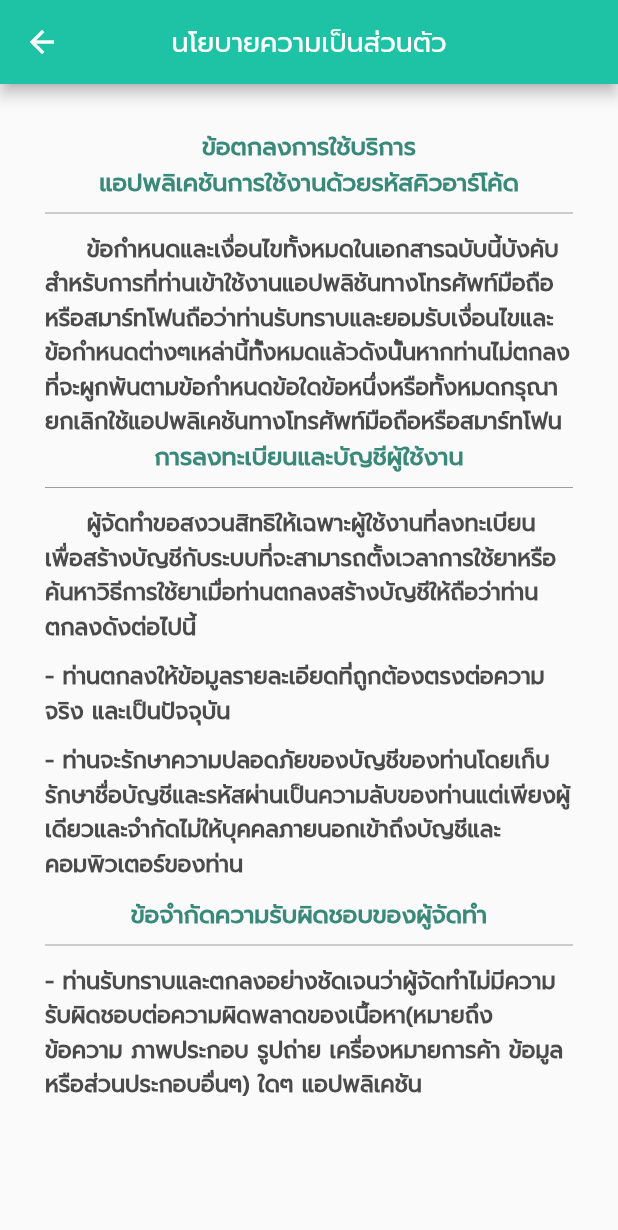
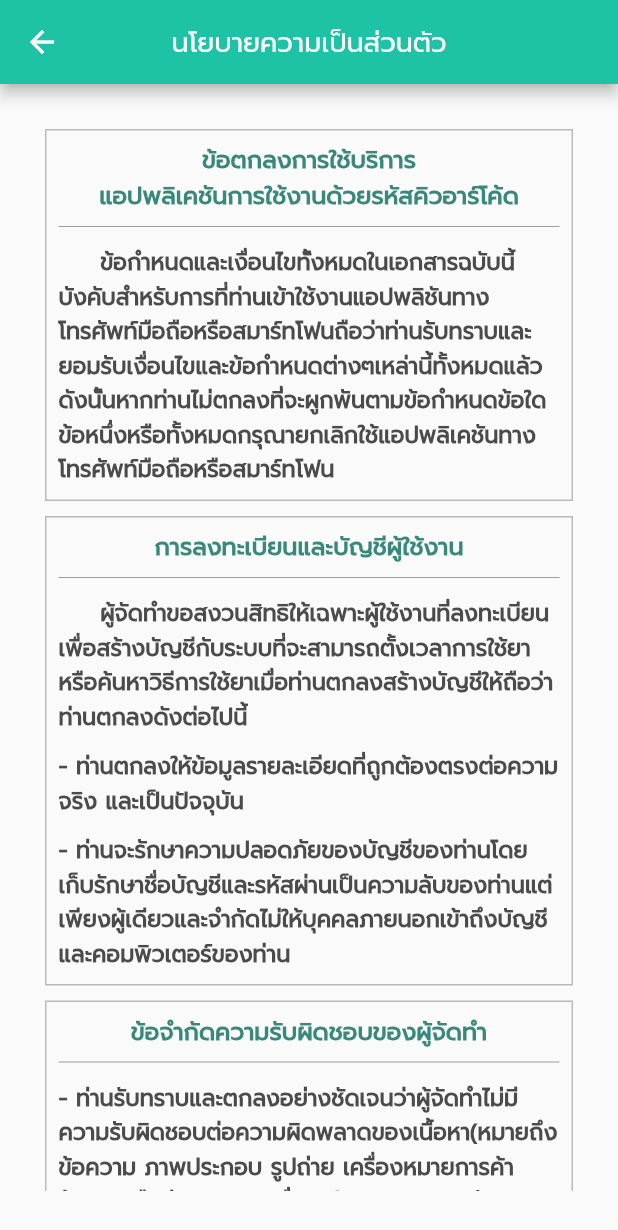
Before and after one commit to naemsupawatt/Project-Flutter, a Flutter app: the PagePolicy screen opened directly, on a phone screen of 412 x 824 dp. Shown: the top 1230 px of the screen. Run offline on Flutter 3.47's test engine with Material 2 defaults, Android fonts, the phone set to English and light mode, and no system bars; our stand-ins replace cloud_firestore, firebase_auth, firebase_core, firebase_storage, form_field_validator, google_sign_in and 1 more; missing offline and left inert: scan; accounts and stored records are empty.

Commit message:
Update-24-3-2565

```diff
--- a/basicflutter/lib/page_detail.dart
+++ b/basicflutter/lib/page_detail.dart
@@ -19,7 +19,7 @@ class _PageDetailState extends State<PageDetail> {
       appBar: AppBar(
         centerTitle: true,
         title: Text(
-          "รายละเอียด",
+          "รายละเอียดยา",
           style: TextStyle(
             fontFamily: 'Prompt',
             fontSize: 18,
--- a/basicflutter/lib/page_policy.dart
+++ b/basicflutter/lib/page_policy.dart
@@ -25,6 +25,13 @@ class PagePolicyState extends State<PagePolicy> {
         body: Padding(
           padding: const EdgeInsets.all(30.0),
           child: SingleChildScrollView(
+            child: Column(
+              children: [
+                Container(
+                  decoration: BoxDecoration(
+                      border:
+                          Border.all(color: Color.fromRGBO(186, 186, 186, 1))),
+                  padding: EdgeInsets.all(8),
                   child: Column(
                     children: [
                       Row(
@@ -84,6 +91,19 @@ class PagePolicyState extends State<PagePolicy> {
                           )
                         ],
                       ),
+                    ],
+                  ),
+                ),
+                SizedBox(
+                  height: 10,
+                ),
+                Container(
+                  decoration: BoxDecoration(
+                      border:
+                          Border.all(color: Color.fromRGBO(186, 186, 186, 1))),
+                  padding: EdgeInsets.all(8),
+                  child: Column(
+                    children: [
                       Row(
                         mainAxisAlignment: MainAxisAlignment.center,
                         children: [
@@ -164,9 +184,19 @@ class PagePolicyState extends State<PagePolicy> {
                           )
                         ],
                       ),
+                    ],
+                  ),
+                ),
                 SizedBox(
                   height: 10,
                 ),
+                Container(
+                  decoration: BoxDecoration(
+                      border:
+                          Border.all(color: Color.fromRGBO(186, 186, 186, 1))),
+                  padding: EdgeInsets.all(8),
+                  child: Column(
+                    children: [
                       Row(
                         mainAxisAlignment: MainAxisAlignment.center,
                         children: [
@@ -210,6 +240,9 @@ class PagePolicyState extends State<PagePolicy> {
                     ],
                   ),
                 ),
+              ],
+            ),
+          ),
         ));
   }
 }
--- a/basicflutter/lib/page_setting.dart
+++ b/basicflutter/lib/page_setting.dart
@@ -4,7 +4,6 @@ import 'package:basicflutter/page_notify.dart';
 import 'package:basicflutter/page_policy.dart';
 import 'package:basicflutter/page_search.dart';
 import 'package:flutter/material.dart';
-import 'package:flutter/services.dart';
 import 'package:ionicons/ionicons.dart';
 
 class SettingPage extends StatefulWidget {
```
Also changed, not shown: basicflutter/lib/Page_DetailMedicine.dart (deleted, +0 -511 lines), basicflutter/lib/page_account.dart (+50 -9 lines). Lines whose indentation alone changed are shown as unchanged.
